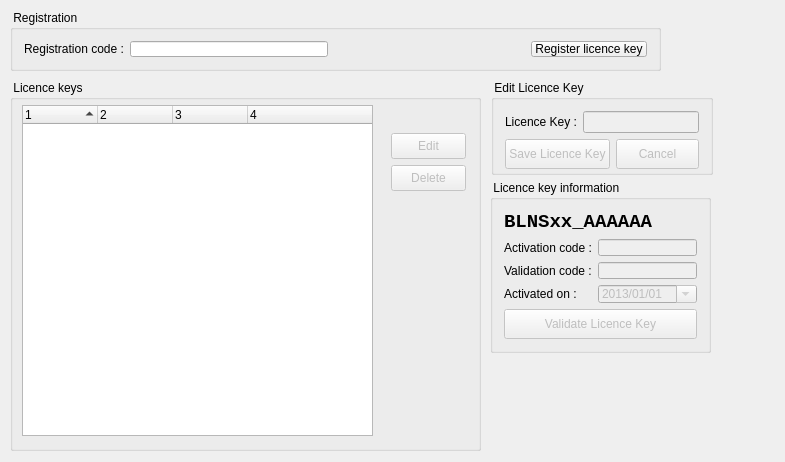
Old version of the form activator/mainwindow.ui in the repository tbikfalvi/Belenus.
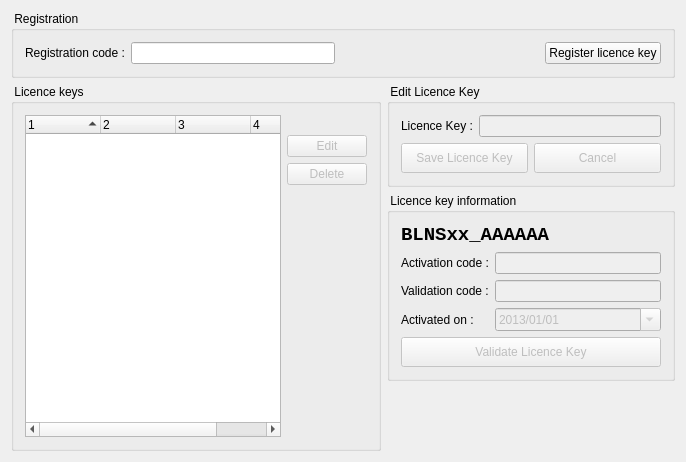
New version of the form. Icons and pictures are not drawn.

```diff
--- a/activator/mainwindow.ui
+++ b/activator/mainwindow.ui
@@ -6,7 +6,7 @@
    <rect>
     <x>0</x>
     <y>0</y>
-    <width>785</width>
+    <width>686</width>
     <height>462</height>
    </rect>
   </property>
@@ -14,27 +14,60 @@
    <string>MainWindow</string>
   </property>
   <widget class="QWidget" name="centralWidget">
+   <layout class="QVBoxLayout" name="verticalLayout_5">
+    <item>
+     <widget class="QGroupBox" name="gbRegistration">
+      <property name="title">
+       <string> Registration </string>
+      </property>
+      <layout class="QHBoxLayout" name="horizontalLayout_3">
+       <item>
+        <widget class="QLabel" name="lblRegistrationCode">
+         <property name="text">
+          <string>Registration code :</string>
+         </property>
+        </widget>
+       </item>
+       <item>
+        <widget class="QLineEdit" name="ledRegistrationCode"/>
+       </item>
+       <item>
+        <spacer name="horizontalSpacer">
+         <property name="orientation">
+          <enum>Qt::Horizontal</enum>
+         </property>
+         <property name="sizeHint" stdset="0">
+          <size>
+           <width>194</width>
+           <height>20</height>
+          </size>
+         </property>
+        </spacer>
+       </item>
+       <item>
+        <widget class="QPushButton" name="pbNewLicenceKey">
+         <property name="text">
+          <string>Register licence key</string>
+         </property>
+         <property name="icon">
+          <iconset resource="BelenusActivator.qrc">
+           <normaloff>:/icons/new.png</normaloff>:/icons/new.png</iconset>
+         </property>
+        </widget>
+       </item>
+      </layout>
+     </widget>
+    </item>
+    <item>
+     <layout class="QHBoxLayout" name="horizontalLayout_5">
+      <item>
    <widget class="QGroupBox" name="gbLicenceKeys">
-    <property name="geometry">
-     <rect>
-      <x>10</x>
-      <y>80</y>
-      <width>471</width>
-      <height>371</height>
-     </rect>
-    </property>
     <property name="title">
      <string> Licence keys </string>
     </property>
+        <layout class="QHBoxLayout" name="horizontalLayout_4">
+         <item>
     <widget class="QTreeWidget" name="treeLicences">
-     <property name="geometry">
-      <rect>
-       <x>12</x>
-       <y>25</y>
-       <width>351</width>
-       <height>331</height>
-      </rect>
-     </property>
      <property name="sizePolicy">
       <sizepolicy hsizetype="Expanding" vsizetype="Expanding">
        <horstretch>0</horstretch>
@@ -74,38 +107,30 @@
       </property>
      </column>
     </widget>
-    <widget class="QPushButton" name="pbDeleteLicenceKey">
-     <property name="enabled">
-      <bool>false</bool>
-     </property>
-     <property name="geometry">
-      <rect>
-       <x>381</x>
-       <y>85</y>
-       <width>75</width>
-       <height>26</height>
-      </rect>
-     </property>
-     <property name="text">
-      <string>Delete</string>
-     </property>
-     <property name="icon">
-      <iconset resource="BelenusActivator.qrc">
-       <normaloff>:/icons/delete.png</normaloff>:/icons/delete.png</iconset>
-     </property>
-    </widget>
+         </item>
+         <item>
+          <layout class="QVBoxLayout" name="verticalLayout_3">
+           <item>
+            <spacer name="verticalSpacer">
+             <property name="orientation">
+              <enum>Qt::Vertical</enum>
+             </property>
+             <property name="sizeType">
+              <enum>QSizePolicy::Fixed</enum>
+             </property>
+             <property name="sizeHint" stdset="0">
+              <size>
+               <width>20</width>
+               <height>20</height>
+              </size>
+             </property>
+            </spacer>
+           </item>
+           <item>
     <widget class="QPushButton" name="pbEditLicenceKey">
      <property name="enabled">
       <bool>false</bool>
      </property>
-     <property name="geometry">
-      <rect>
-       <x>381</x>
-       <y>53</y>
-       <width>75</width>
-       <height>26</height>
-      </rect>
-     </property>
      <property name="text">
       <string>Edit</string>
      </property>
@@ -114,65 +139,126 @@
        <normaloff>:/icons/edit.png</normaloff>:/icons/edit.png</iconset>
      </property>
     </widget>
-   </widget>
-   <widget class="QGroupBox" name="gbRegistration">
-    <property name="geometry">
-     <rect>
-      <x>10</x>
-      <y>10</y>
-      <width>651</width>
-      <height>61</height>
-     </rect>
-    </property>
-    <property name="title">
-     <string> Registration </string>
-    </property>
-    <layout class="QHBoxLayout" name="horizontalLayout_3">
+           </item>
      <item>
-      <widget class="QLabel" name="lblRegistrationCode">
+            <widget class="QPushButton" name="pbDeleteLicenceKey">
+             <property name="enabled">
+              <bool>false</bool>
+             </property>
        <property name="text">
-        <string>Registration code :</string>
+              <string>Delete</string>
+             </property>
+             <property name="icon">
+              <iconset resource="BelenusActivator.qrc">
+               <normaloff>:/icons/delete.png</normaloff>:/icons/delete.png</iconset>
        </property>
       </widget>
      </item>
      <item>
-      <widget class="QLineEdit" name="ledRegistrationCode"/>
-     </item>
-     <item>
-      <spacer name="horizontalSpacer">
+            <spacer name="verticalSpacer_2">
        <property name="orientation">
-        <enum>Qt::Horizontal</enum>
+              <enum>Qt::Vertical</enum>
        </property>
        <property name="sizeHint" stdset="0">
         <size>
-         <width>194</width>
-         <height>20</height>
+               <width>20</width>
+               <height>40</height>
         </size>
        </property>
       </spacer>
      </item>
+          </layout>
+         </item>
+        </layout>
+       </widget>
+      </item>
      <item>
-      <widget class="QPushButton" name="pbNewLicenceKey">
+       <layout class="QVBoxLayout" name="verticalLayout_4">
+        <item>
+         <widget class="QGroupBox" name="gbEdit">
+          <property name="title">
+           <string> Edit Licence Key </string>
+          </property>
+          <layout class="QVBoxLayout" name="verticalLayout_2">
+           <item>
+            <layout class="QHBoxLayout" name="horizontalLayout">
+             <item>
+              <widget class="QLabel" name="lblLicenceKey">
        <property name="text">
-        <string>Register licence key</string>
-       </property>
+                <string>Licence Key :</string>
+               </property>
+              </widget>
+             </item>
+             <item>
+              <widget class="QLineEdit" name="ledLicenceKeyName">
+               <property name="enabled">
+                <bool>false</bool>
+               </property>
+              </widget>
+             </item>
+            </layout>
+           </item>
+           <item>
+            <layout class="QHBoxLayout" name="horizontalLayout_2">
+             <item>
+              <widget class="QPushButton" name="pbSaveLicence">
+               <property name="enabled">
+                <bool>false</bool>
+               </property>
+               <property name="minimumSize">
+                <size>
+                 <width>0</width>
+                 <height>30</height>
+                </size>
+               </property>
+               <property name="text">
+                <string>Save Licence Key</string>
+               </property>
        <property name="icon">
         <iconset resource="BelenusActivator.qrc">
-         <normaloff>:/icons/new.png</normaloff>:/icons/new.png</iconset>
-       </property>
-      </widget>
-     </item>
-    </layout>
-   </widget>
+                 <normaloff>:/icons/save.png</normaloff>:/icons/save.png</iconset>
+               </property>
+               <property name="iconSize">
+                <size>
+                 <width>20</width>
+                 <height>20</height>
+                </size>
+               </property>
+              </widget>
+             </item>
+             <item>
+              <widget class="QPushButton" name="pbCancelLicence">
+               <property name="enabled">
+                <bool>false</bool>
+               </property>
+               <property name="minimumSize">
+                <size>
+                 <width>0</width>
+                 <height>30</height>
+                </size>
+               </property>
+               <property name="text">
+                <string>Cancel</string>
+               </property>
+               <property name="icon">
+                <iconset resource="BelenusActivator.qrc">
+                 <normaloff>:/icons/cancel.png</normaloff>:/icons/cancel.png</iconset>
+               </property>
+               <property name="iconSize">
+                <size>
+                 <width>20</width>
+                 <height>20</height>
+                </size>
+               </property>
+              </widget>
+             </item>
+            </layout>
+           </item>
+          </layout>
+         </widget>
+        </item>
+        <item>
    <widget class="QGroupBox" name="gbInformation">
-    <property name="geometry">
-     <rect>
-      <x>490</x>
-      <y>180</y>
-      <width>221</width>
-      <height>173</height>
-     </rect>
-    </property>
     <property name="title">
      <string> Licence key information </string>
     </property>
@@ -285,95 +371,25 @@
      </item>
     </layout>
    </widget>
-   <widget class="QGroupBox" name="gbEdit">
-    <property name="geometry">
-     <rect>
-      <x>491</x>
-      <y>80</y>
-      <width>222</width>
-      <height>95</height>
-     </rect>
-    </property>
-    <property name="title">
-     <string> Edit Licence Key </string>
-    </property>
-    <layout class="QVBoxLayout" name="verticalLayout_2">
-     <item>
-      <layout class="QHBoxLayout" name="horizontalLayout">
-       <item>
-        <widget class="QLabel" name="lblLicenceKey">
-         <property name="text">
-          <string>Licence Key :</string>
-         </property>
-        </widget>
        </item>
        <item>
-        <widget class="QLineEdit" name="ledLicenceKeyName">
-         <property name="enabled">
-          <bool>false</bool>
-         </property>
-        </widget>
-       </item>
-      </layout>
-     </item>
-     <item>
-      <layout class="QHBoxLayout" name="horizontalLayout_2">
-       <item>
-        <widget class="QPushButton" name="pbSaveLicence">
-         <property name="enabled">
-          <bool>false</bool>
-         </property>
-         <property name="minimumSize">
+         <spacer name="verticalSpacer_3">
+          <property name="orientation">
+           <enum>Qt::Vertical</enum>
+          </property>
+          <property name="sizeHint" stdset="0">
           <size>
-           <width>0</width>
-           <height>30</height>
-          </size>
-         </property>
-         <property name="text">
-          <string>Save Licence Key</string>
-         </property>
-         <property name="icon">
-          <iconset resource="BelenusActivator.qrc">
-           <normaloff>:/icons/save.png</normaloff>:/icons/save.png</iconset>
-         </property>
-         <property name="iconSize">
-          <size>
            <width>20</width>
-           <height>20</height>
-          </size>
-         </property>
-        </widget>
-       </item>
-       <item>
-        <widget class="QPushButton" name="pbCancelLicence">
-         <property name="enabled">
-          <bool>false</bool>
-         </property>
-         <property name="minimumSize">
-          <size>
-           <width>0</width>
-           <height>30</height>
-          </size>
-         </property>
-         <property name="text">
-          <string>Cancel</string>
-         </property>
-         <property name="icon">
-          <iconset resource="BelenusActivator.qrc">
-           <normaloff>:/icons/cancel.png</normaloff>:/icons/cancel.png</iconset>
-         </property>
-         <property name="iconSize">
-          <size>
-           <width>20</width>
-           <height>20</height>
-          </size>
-         </property>
-        </widget>
+            <height>40</height>
+           </size>
+          </property>
+         </spacer>
+        </item>
+       </layout>
        </item>
       </layout>
      </item>
     </layout>
-   </widget>
   </widget>
  </widget>
  <layoutdefault spacing="6" margin="11"/>
```
Left out of the diff: 14 changed lines with no effect on the pictures. Lines whose indentation alone changed are shown as unchanged.
